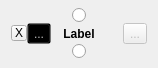
Old version of the form ui/VisualisationBlock.ui in the repository povle/pyblueprint.
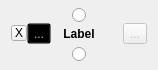
New version of the form. Icons and pictures are not drawn. Custom widgets are drawn as their Qt base class.

```diff
--- a/ui/VisualisationBlock.ui
+++ b/ui/VisualisationBlock.ui
@@ -7,7 +7,7 @@
     <x>0</x>
     <y>0</y>
     <width>158</width>
-    <height>68</height>
+    <height>70</height>
    </rect>
   </property>
   <property name="sizePolicy">
@@ -193,6 +193,9 @@
        <property name="spacing">
         <number>3</number>
        </property>
+       <property name="bottomMargin">
+        <number>3</number>
+       </property>
       </layout>
      </item>
      <item>
```
